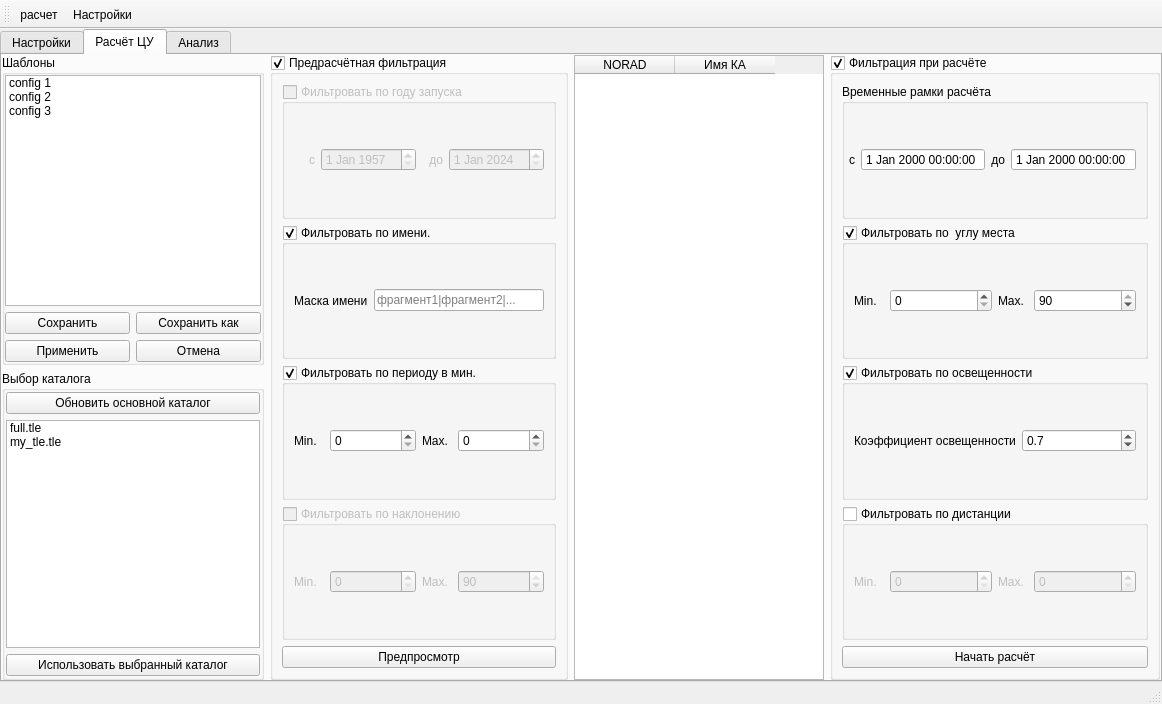
The window that gui_ANGviewer/guiFormMainAngView.ui (MaxxMurygin/python-ANGviewer) describes before a commit, drawn with Qt 5.
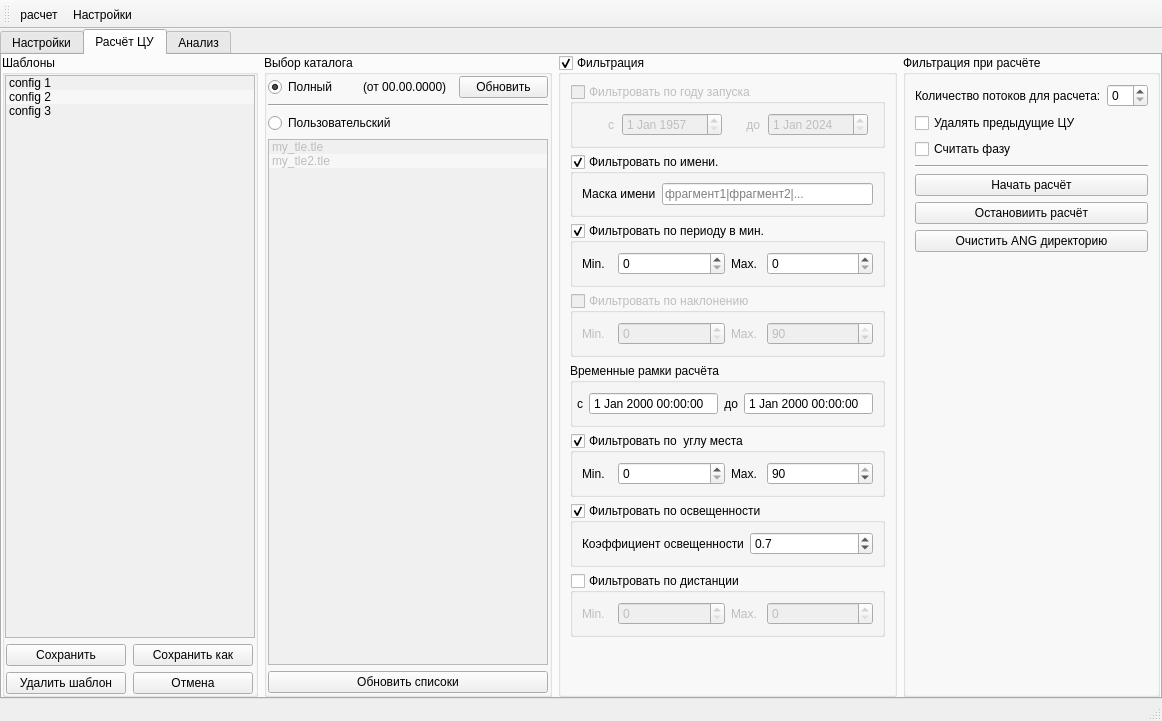
The same window after the commit. Icons and pictures are not drawn.

The edit to the form file:
```diff
--- a/gui_ANGviewer/guiFormMainAngView.ui
+++ b/gui_ANGviewer/guiFormMainAngView.ui
@@ -7,7 +7,7 @@
     <x>0</x>
     <y>0</y>
     <width>1162</width>
-    <height>704</height>
+    <height>721</height>
    </rect>
   </property>
   <property name="windowTitle">
@@ -643,7 +643,7 @@
        <attribute name="title">
         <string>Расчёт ЦУ</string>
        </attribute>
-       <layout class="QHBoxLayout" name="horizontalLayout_2">
+       <layout class="QGridLayout" name="gridLayout_3">
         <property name="leftMargin">
          <number>0</number>
         </property>
@@ -656,7 +656,7 @@
         <property name="bottomMargin">
          <number>0</number>
         </property>
-        <item>
+        <item row="0" column="0">
          <layout class="QVBoxLayout" name="calicLayout">
           <item>
            <widget class="QGroupBox" name="calicTemplateBox">
@@ -664,6 +664,9 @@
              <string>Шаблоны</string>
             </property>
             <layout class="QVBoxLayout" name="verticalLayout_7">
+             <property name="sizeConstraint">
+              <enum>QLayout::SetMinAndMaxSize</enum>
+             </property>
              <property name="leftMargin">
               <number>0</number>
              </property>
@@ -684,6 +687,18 @@
                  <verstretch>0</verstretch>
                 </sizepolicy>
                </property>
+               <property name="maximumSize">
+                <size>
+                 <width>250</width>
+                 <height>16777215</height>
+                </size>
+               </property>
+               <property name="styleSheet">
+                <string notr="true">background-color: rgb(240, 240, 240);</string>
+               </property>
+               <property name="alternatingRowColors">
+                <bool>true</bool>
+               </property>
                <item>
                 <property name="text">
                  <string>config 1</string>
@@ -703,15 +718,30 @@
              </item>
              <item>
               <layout class="QGridLayout" name="gridLayout">
+               <property name="sizeConstraint">
+                <enum>QLayout::SetMinAndMaxSize</enum>
+               </property>
                <item row="1" column="0">
-                <widget class="QPushButton" name="calicTemplateButApply">
+                <widget class="QPushButton" name="calicTemplateButDel">
+                 <property name="maximumSize">
+                  <size>
+                   <width>120</width>
+                   <height>16777215</height>
+                  </size>
+                 </property>
                  <property name="text">
-                  <string>Применить</string>
+                  <string>Удалить шаблон</string>
                  </property>
                 </widget>
                </item>
                <item row="1" column="1">
                 <widget class="QPushButton" name="calicTemplateButCancel">
+                 <property name="maximumSize">
+                  <size>
+                   <width>120</width>
+                   <height>16777215</height>
+                  </size>
+                 </property>
                  <property name="text">
                   <string>Отмена</string>
                  </property>
@@ -719,6 +749,12 @@
                </item>
                <item row="0" column="1">
                 <widget class="QPushButton" name="calicTemplateButSeveAs">
+                 <property name="maximumSize">
+                  <size>
+                   <width>120</width>
+                   <height>16777215</height>
+                  </size>
+                 </property>
                  <property name="text">
                   <string>Сохранить как</string>
                  </property>
@@ -726,6 +762,12 @@
                </item>
                <item row="0" column="0">
                 <widget class="QPushButton" name="calicTemplateButSeve">
+                 <property name="maximumSize">
+                  <size>
+                   <width>120</width>
+                   <height>16777215</height>
+                  </size>
+                 </property>
                  <property name="text">
                   <string>Сохранить</string>
                  </property>
@@ -736,67 +778,18 @@
             </layout>
            </widget>
           </item>
-          <item>
-           <widget class="QGroupBox" name="calicTleBox">
-            <property name="title">
-             <string>Выбор каталога</string>
-            </property>
-            <layout class="QVBoxLayout" name="verticalLayout_8">
-             <property name="leftMargin">
-              <number>1</number>
-             </property>
-             <property name="topMargin">
-              <number>1</number>
-             </property>
-             <property name="rightMargin">
-              <number>1</number>
-             </property>
-             <property name="bottomMargin">
-              <number>1</number>
-             </property>
-             <item>
-              <widget class="QPushButton" name="calicTLETableUpdateButt">
-               <property name="text">
-                <string>Обновить основной каталог</string>
-               </property>
-              </widget>
-             </item>
-             <item>
-              <widget class="QListWidget" name="calicTLETable">
-               <property name="sizePolicy">
-                <sizepolicy hsizetype="Expanding" vsizetype="Minimum">
-                 <horstretch>0</horstretch>
-                 <verstretch>0</verstretch>
-                </sizepolicy>
-               </property>
-               <item>
-                <property name="text">
-                 <string>full.tle</string>
-                </property>
-               </item>
-               <item>
-                <property name="text">
-                 <string>my_tle.tle</string>
-                </property>
-               </item>
-              </widget>
-             </item>
-             <item>
-              <widget class="QPushButton" name="calicTLETableSelectButt">
-               <property name="text">
-                <string>Использовать выбранный каталог</string>
-               </property>
-              </widget>
-             </item>
-            </layout>
-           </widget>
-          </item>
          </layout>
         </item>
-        <item>
+        <item row="0" column="2">
          <widget class="QGroupBox" name="calicPreFilterBox">
+          <property name="sizePolicy">
+           <sizepolicy hsizetype="Fixed" vsizetype="Preferred">
+            <horstretch>0</horstretch>
+            <verstretch>0</verstretch>
+           </sizepolicy>
+          </property>
           <property name="title">
-           <string>Предрасчётная фильтрация</string>
+           <string>Фильтрация</string>
           </property>
           <property name="checkable">
            <bool>true</bool>
@@ -838,6 +831,12 @@
               </item>
               <item>
                <widget class="QDateEdit" name="calicFilterLaunchEditMin">
+                <property name="maximumSize">
+                 <size>
+                  <width>100</width>
+                  <height>16777215</height>
+                 </size>
+                </property>
                 <property name="dateTime">
                  <datetime>
                   <hour>0</hour>
@@ -868,6 +867,12 @@
               </item>
               <item>
                <widget class="QDateEdit" name="calicFilterLaunchEditMax">
+                <property name="maximumSize">
+                 <size>
+                  <width>100</width>
+                  <height>16777215</height>
+                 </size>
+                </property>
                 <property name="date">
                  <date>
                   <year>2024</year>
@@ -907,6 +912,12 @@
                   <height>0</height>
                  </size>
                 </property>
+                <property name="maximumSize">
+                 <size>
+                  <width>250</width>
+                  <height>16777215</height>
+                 </size>
+                </property>
                 <property name="placeholderText">
                  <string>фрагмент1|фрагмент2|...</string>
                 </property>
@@ -1029,45 +1040,6 @@
             </widget>
            </item>
            <item>
-            <widget class="QPushButton" name="calicPreFilterButt">
-             <property name="text">
-              <string>Предпросмотр</string>
-             </property>
-            </widget>
-           </item>
-          </layout>
-         </widget>
-        </item>
-        <item>
-         <widget class="QTableWidget" name="tableWidget">
-          <property name="minimumSize">
-           <size>
-            <width>250</width>
-            <height>0</height>
-           </size>
-          </property>
-          <column>
-           <property name="text">
-            <string>NORAD</string>
-           </property>
-          </column>
-          <column>
-           <property name="text">
-            <string>Имя КА</string>
-           </property>
-          </column>
-         </widget>
-        </item>
-        <item>
-         <widget class="QGroupBox" name="calicFilterBox">
-          <property name="title">
-           <string>Фильтрация при расчёте</string>
-          </property>
-          <property name="checkable">
-           <bool>true</bool>
-          </property>
-          <layout class="QVBoxLayout" name="verticalLayout_6">
-           <item>
             <widget class="QGroupBox" name="calicFilterTimeBox">
              <property name="title">
               <string>Временные рамки расчёта</string>
@@ -1289,12 +1261,207 @@
             </widget>
            </item>
            <item>
+            <spacer name="verticalSpacer_7">
+             <property name="orientation">
+              <enum>Qt::Vertical</enum>
+             </property>
+             <property name="sizeHint" stdset="0">
+              <size>
+               <width>20</width>
+               <height>40</height>
+              </size>
+             </property>
+            </spacer>
+           </item>
+          </layout>
+         </widget>
+        </item>
+        <item row="0" column="3">
+         <widget class="QGroupBox" name="calicFilterBox">
+          <property name="title">
+           <string>Фильтрация при расчёте</string>
+          </property>
+          <layout class="QVBoxLayout" name="verticalLayout_6">
+           <item>
+            <layout class="QHBoxLayout" name="horizontalLayout_2">
+             <item>
+              <widget class="QLabel" name="label_2">
+               <property name="text">
+                <string>Количество потоков для расчета:</string>
+               </property>
+              </widget>
+             </item>
+             <item>
+              <widget class="QSpinBox" name="calicSystemStreamEdit"/>
+             </item>
+            </layout>
+           </item>
+           <item>
+            <widget class="QCheckBox" name="calicCheckClearCuDir">
+             <property name="text">
+              <string>Удалять предыдущие ЦУ</string>
+             </property>
+            </widget>
+           </item>
+           <item>
+            <widget class="QCheckBox" name="calicCheckCalculatePhase">
+             <property name="text">
+              <string>Cчитать фазу</string>
+             </property>
+            </widget>
+           </item>
+           <item>
+            <widget class="Line" name="line_4">
+             <property name="orientation">
+              <enum>Qt::Horizontal</enum>
+             </property>
+            </widget>
+           </item>
+           <item>
             <widget class="QPushButton" name="calicStartButt">
              <property name="text">
               <string>Начать расчёт</string>
              </property>
             </widget>
            </item>
+           <item>
+            <widget class="QPushButton" name="calicStopButt">
+             <property name="text">
+              <string>Остановиить расчёт</string>
+             </property>
+            </widget>
+           </item>
+           <item>
+            <widget class="QPushButton" name="calicClearAngDirButt">
+             <property name="text">
+              <string>Очистить ANG директорию</string>
+             </property>
+            </widget>
+           </item>
+           <item>
+            <spacer name="verticalSpacer_4">
+             <property name="orientation">
+              <enum>Qt::Vertical</enum>
+             </property>
+             <property name="sizeHint" stdset="0">
+              <size>
+               <width>20</width>
+               <height>40</height>
+              </size>
+             </property>
+            </spacer>
+           </item>
+          </layout>
+         </widget>
+        </item>
+        <item row="0" column="1">
+         <widget class="QGroupBox" name="calicTleBox">
+          <property name="title">
+           <string>Выбор каталога</string>
+          </property>
+          <layout class="QVBoxLayout" name="verticalLayout_8">
+           <property name="sizeConstraint">
+            <enum>QLayout::SetMinAndMaxSize</enum>
+           </property>
+           <property name="leftMargin">
+            <number>1</number>
+           </property>
+           <property name="topMargin">
+            <number>1</number>
+           </property>
+           <property name="rightMargin">
+            <number>1</number>
+           </property>
+           <property name="bottomMargin">
+            <number>1</number>
+           </property>
+           <item>
+            <layout class="QHBoxLayout" name="calicTLEAllLeyout">
+             <property name="sizeConstraint">
+              <enum>QLayout::SetMinAndMaxSize</enum>
+             </property>
+             <item>
+              <widget class="QRadioButton" name="calicTLEAllRadio">
+               <property name="text">
+                <string>Полный</string>
+               </property>
+               <property name="checked">
+                <bool>true</bool>
+               </property>
+              </widget>
+             </item>
+             <item>
+              <widget class="QLabel" name="calicTLELableDate">
+               <property name="text">
+                <string>(от 00.00.0000)</string>
+               </property>
+              </widget>
+             </item>
+             <item>
+              <widget class="QPushButton" name="calicTLEUpdateButt">
+               <property name="text">
+                <string>Обновить</string>
+               </property>
+              </widget>
+             </item>
+            </layout>
+           </item>
+           <item>
+            <widget class="Line" name="line">
+             <property name="orientation">
+              <enum>Qt::Horizontal</enum>
+             </property>
+            </widget>
+           </item>
+           <item>
+            <widget class="QRadioButton" name="calicTLECastomRadio">
+             <property name="text">
+              <string>Пользовательский</string>
+             </property>
+            </widget>
+           </item>
+           <item>
+            <widget class="QListWidget" name="calicTLEList">
+             <property name="enabled">
+              <bool>false</bool>
+             </property>
+             <property name="sizePolicy">
+              <sizepolicy hsizetype="Expanding" vsizetype="Minimum">
+               <horstretch>0</horstretch>
+               <verstretch>0</verstretch>
+              </sizepolicy>
+             </property>
+             <property name="maximumSize">
+              <size>
+               <width>350</width>
+               <height>16777215</height>
+              </size>
+             </property>
+             <property name="styleSheet">
+              <string notr="true">background-color: rgb(240, 240, 240);</string>
+             </property>
+             <property name="alternatingRowColors">
+              <bool>true</bool>
+             </property>
+             <item>
+              <property name="text">
+               <string>my_tle.tle</string>
+              </property>
+             </item>
+             <item>
+              <property name="text">
+               <string>my_tle2.tle</string>
+              </property>
+             </item>
+            </widget>
+           </item>
+           <item>
+            <widget class="QPushButton" name="calicTLEUpdateListButt">
+             <property name="text">
+              <string>Обновить списоки</string>
+             </property>
+            </widget>
+           </item>
           </layout>
          </widget>
         </item>
```
Left out of the diff: 123 changed lines with no effect on the pictures.
